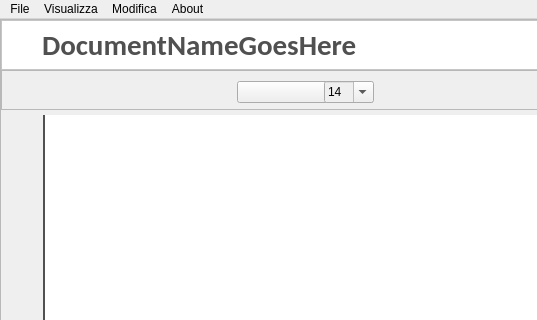
Above: ClientModule/editorwindow.ui from giovannic96/Real-time-collaborative-text-editor before the change; both pictures show x 0 to 537 and y 0 to 320 of the 1000 by 656 pixel window. Below: the same form after it.
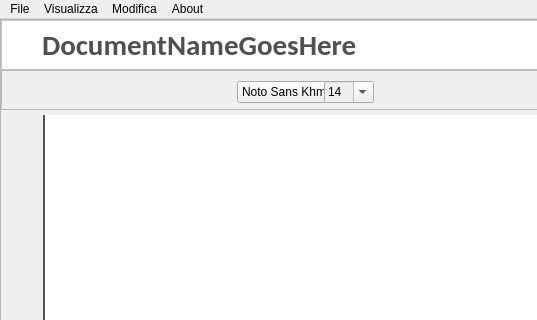
That is the form after the change. Icons and pictures are not drawn.

Patch:
```diff
--- a/ClientModule/editorwindow.ui
+++ b/ClientModule/editorwindow.ui
@@ -538,14 +538,20 @@
                    <bool>false</bool>
                   </property>
                   <property name="currentText">
-                   <string/>
+                   <string>Times New Roman</string>
                   </property>
                   <property name="currentIndex">
-                   <number>-1</number>
+                   <number>176</number>
                   </property>
                   <property name="insertPolicy">
                    <enum>QComboBox::InsertAtTop</enum>
                   </property>
+                  <property name="currentFont">
+                   <font>
+                    <family>Times New Roman</family>
+                    <pointsize>14</pointsize>
+                   </font>
+                  </property>
                  </widget>
                 </item>
                 <item>
```
